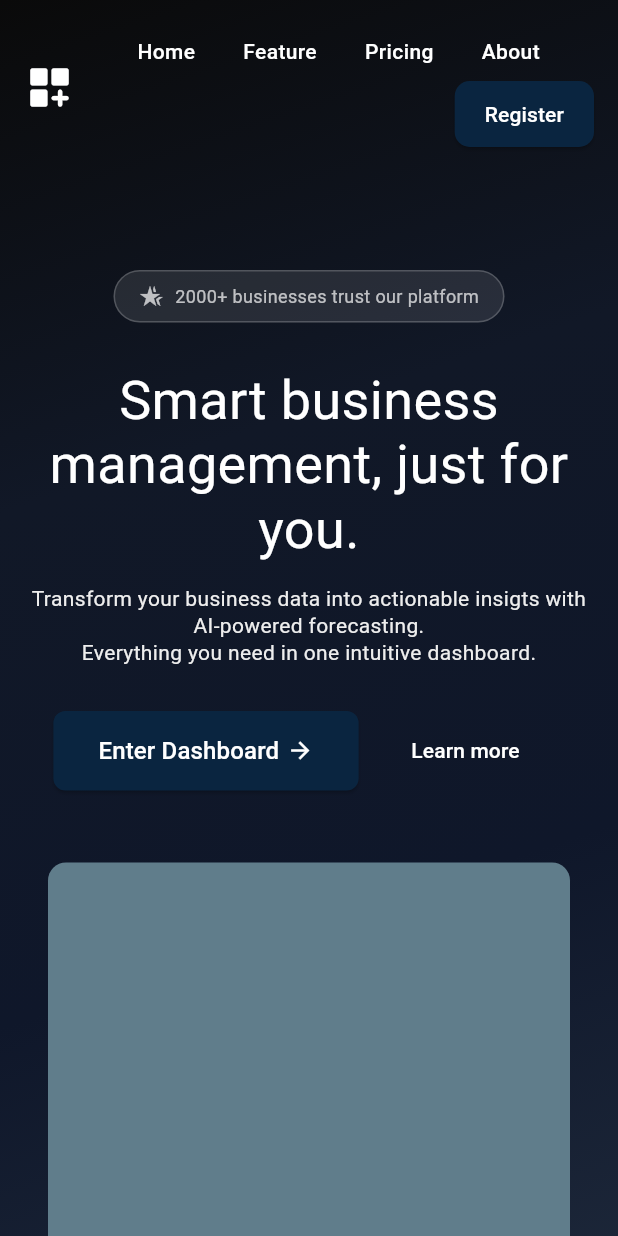
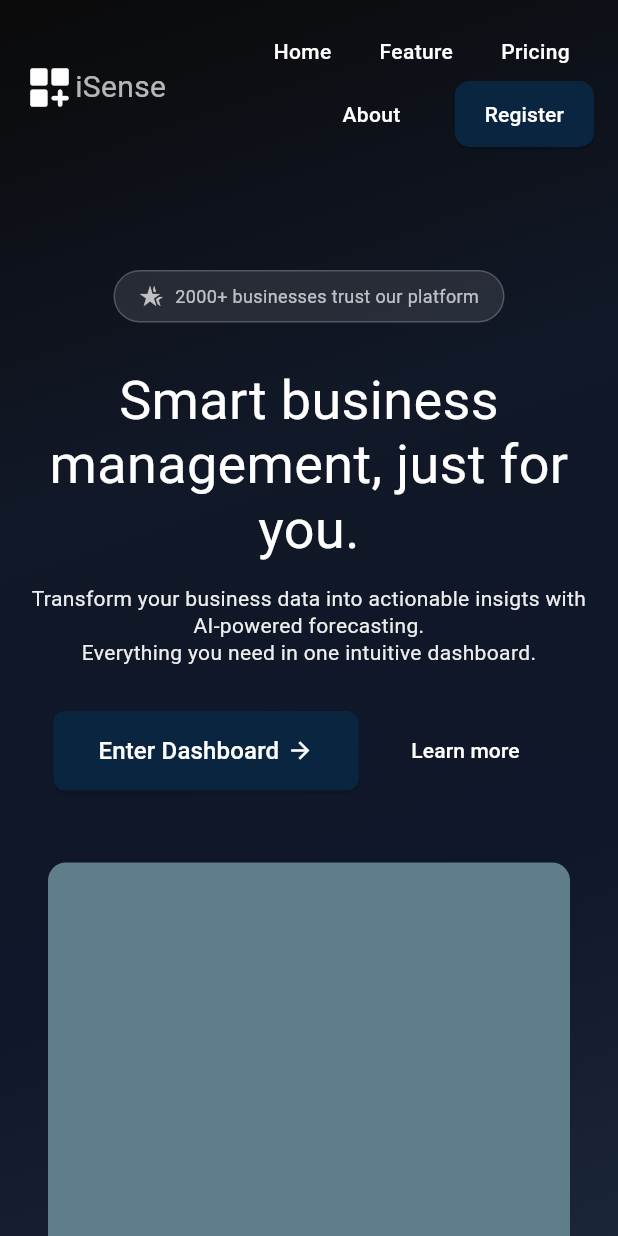
Before and after one commit to Ayikoandrew/isense, a Flutter app: the screen it shows after launch, on a phone screen of 412 x 824 dp. Run offline on Flutter 3.47's test engine with Material 3 defaults, Android fonts, the phone set to English and light mode, and no system bars.

Commit message:
feat: enhance BuildHeader with logo and text in the navigation row

```diff
--- a/lib/pages/build_header.dart
+++ b/lib/pages/build_header.dart
@@ -13,10 +13,19 @@ class BuildHeader extends StatelessWidget {
           Row(
             mainAxisAlignment: MainAxisAlignment.spaceBetween,
             children: [
-              Icon(
-                Icons.dashboard_customize_rounded,
-                size: 34,
-                color: Colors.white,
+              Row(
+                mainAxisAlignment: MainAxisAlignment.spaceEvenly,
+                children: [
+                  Icon(
+                    Icons.dashboard_customize_rounded,
+                    size: 34,
+                    color: Colors.white,
+                  ),
+                  Text(
+                    'iSense',
+                    style: TextStyle(color: Colors.white70, fontSize: 20),
+                  ),
+                ],
               ),
               Flexible(
                 child: Wrap(
```
